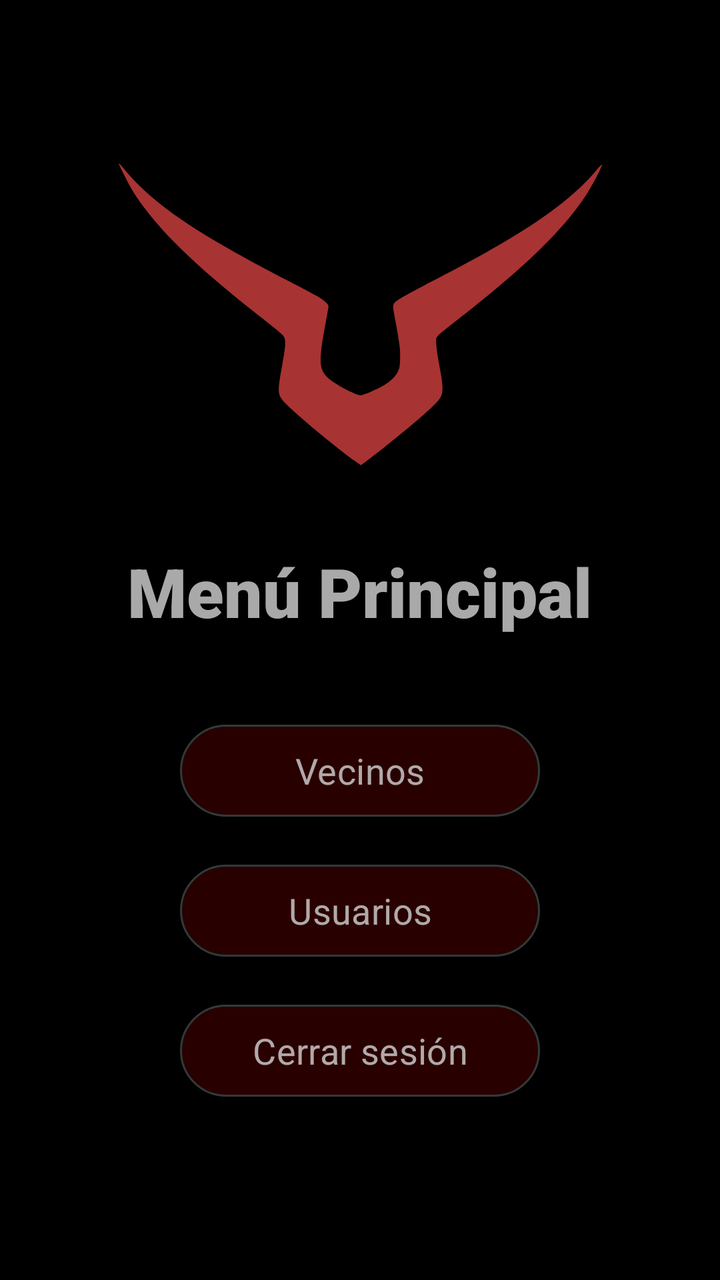
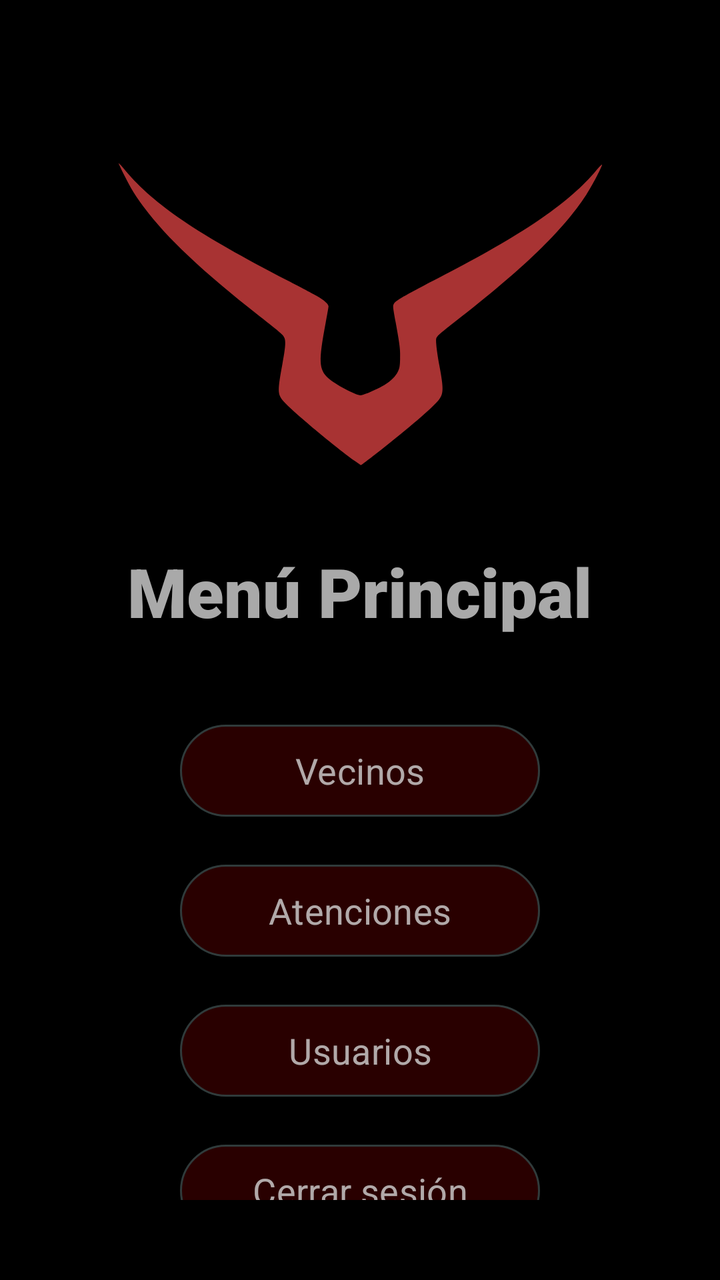

Compare the two renders of this Android layout. The source of the first and the diff that turns it into the second are given below.
<!-- AndroidManifest.xml: application theme Theme.PROYECTOPENKA -->
<!-- res/layout/activity_main_menu.xml -->
<?xml version="1.0" encoding="utf-8"?>
<LinearLayout xmlns:android="http://schemas.android.com/apk/res/android"
    xmlns:app="http://schemas.android.com/apk/res-auto"
    android:id="@+id/main"
    android:layout_width="match_parent"
    android:layout_height="match_parent"
    android:gravity="center|top"
    android:orientation="vertical"
    android:padding="40dp">

    <ImageView
        android:id="@+id/imageView12"
        android:layout_width="293dp"
        android:layout_height="153dp"
        android:layout_marginTop="40dp"
        android:cropToPadding="false"
        app:layout_constraintEnd_toEndOf="parent"
        app:layout_constraintStart_toStartOf="parent"
        app:layout_constraintTop_toTopOf="parent"
        app:srcCompat="@drawable/logo" />

    <TextView
        android:id="@+id/menu_title"
        android:layout_width="wrap_content"
        android:layout_height="wrap_content"
        android:layout_marginBottom="40dp"
        android:fontFamily="sans-serif-black"
        android:paddingTop="40sp"
        android:text="Menú Principal"
        android:textAlignment="center"
        android:textColor="#CCD3D3D3"
        android:textSize="34sp" />

    <Button
        android:id="@+id/btn_vecinos"
        android:layout_width="180sp"
        android:layout_height="54dp"
        android:layout_marginBottom="16dp"
        android:backgroundTint="#26960000"
        android:fontFamily="sans-serif"
        android:text="Vecinos"
        android:textColor="#CCD3D3D3"
        android:textSize="18sp"
        app:strokeColor="#80397676"
        app:strokeWidth="1sp" />

    <Button
        android:id="@+id/btn_usuarios"
        android:layout_width="180sp"
        android:layout_height="54dp"
        android:layout_marginBottom="16dp"
        android:backgroundTint="#26960000"
        android:fontFamily="sans-serif"
        android:text="Usuarios"
        android:textColor="#CCD3D3D3"
        android:textSize="18sp"
        app:strokeColor="#80397676"
        app:strokeWidth="1sp" />

    <Button
        android:id="@+id/btn_logout"
        android:layout_width="180sp"
        android:layout_height="54dp"
        android:layout_marginBottom="16dp"
        android:backgroundTint="#26960000"
        android:fontFamily="sans-serif"
        android:text="Cerrar sesión"
        android:textColor="#CCD3D3D3"
        android:textSize="18sp"
        app:strokeColor="#80397676"
        app:strokeWidth="1sp" />

</LinearLayout>
<!-- resources referenced by this layout -->
<resources>
  <!-- drawable logo: vector/xml drawable (drawable, 3251 chars, omitted) -->
  <style name="Theme.PROYECTOPENKA" parent="Base.Theme.PROYECTOPENKA" />
  <style name="Base.Theme.PROYECTOPENKA" parent="Theme.Material3.DayNight.NoActionBar">
          <item name="android:windowBackground">@android:color/black</item>
          <item name="android:windowAnimationStyle">@style/FadeTransition</item>
      </style>
  <style name="FadeTransition" parent="@android:style/Animation.Activity">
          <item name="android:activityOpenEnterAnimation">@anim/fade_in</item>
          <item name="android:activityOpenExitAnimation">@anim/fade_out</item>
          <item name="android:activityCloseEnterAnimation">@anim/fade_in</item>
          <item name="android:activityCloseExitAnimation">@anim/fade_out</item>
      </style>
</resources>

<!-- the commit's change to res/layout/activity_main_menu.xml (unified diff, before → after) -->
@@ -45,6 +45,19 @@
         app:strokeWidth="1sp" />
 
     <Button
+        android:id="@+id/btn_atenciones"
+        android:layout_width="180sp"
+        android:layout_height="54dp"
+        android:layout_marginBottom="16dp"
+        android:backgroundTint="#26960000"
+        android:fontFamily="sans-serif"
+        android:text="Atenciones"
+        android:textColor="#CCD3D3D3"
+        android:textSize="18sp"
+        app:strokeColor="#80397676"
+        app:strokeWidth="1sp" />
+
+    <Button
         android:id="@+id/btn_usuarios"
         android:layout_width="180sp"
         android:layout_height="54dp"
